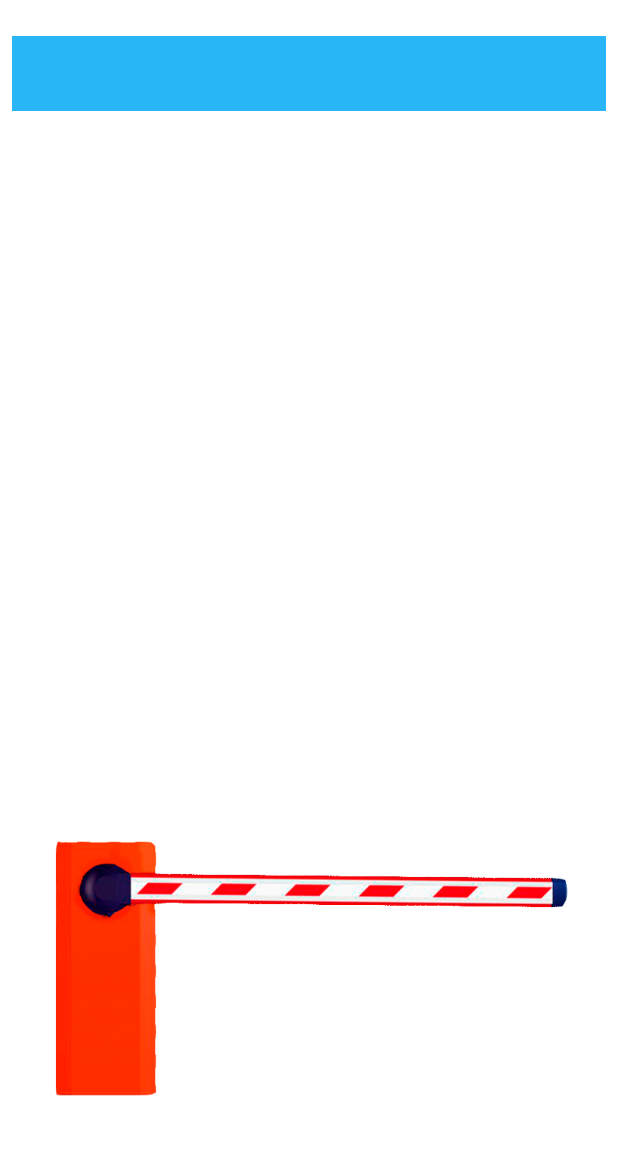
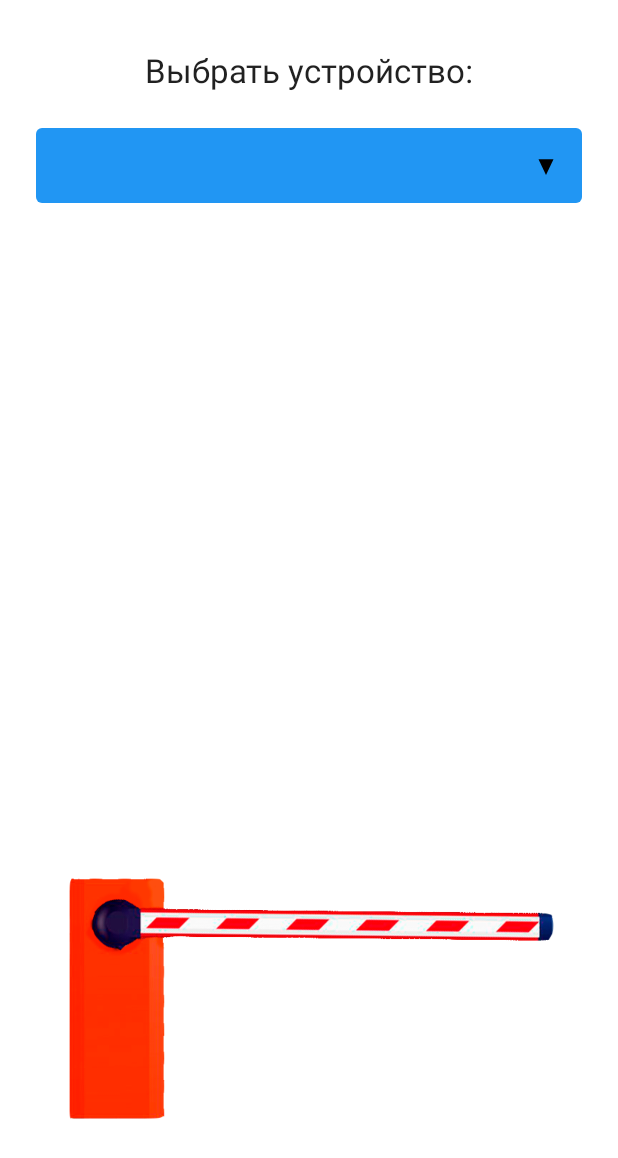
Before and after one commit to rozen4ik/RemoteControle, an Android app: the layout activity_main.xml on its own in the app's theme, with its tools: preview values and no code run, on a phone screen of 412 x 824 dp. Shown: the top 1158 px of the screen. Run offline under Robolectric (Android 15) with nearby library versions, the phone set to English and light mode, and no system bars.

Commit message:
Добавлен кастомизированный спиннер

```diff
--- a/app/build.gradle
+++ b/app/build.gradle
@@ -33,6 +33,7 @@ android {
 }
 
 dependencies {
+    implementation 'com.intuit.sdp:sdp-android:1.1.0'
     implementation group: 'com.squareup.okhttp3', name: 'okhttp', version: '4.10.0'
     implementation 'androidx.core:core-ktx:1.9.0'
     implementation 'androidx.appcompat:appcompat:1.5.1'
--- /dev/null
+++ b/app/src/main/res/drawable/bg_spinner_device.xml
@@ -0,0 +1,23 @@
+<?xml version="1.0" encoding="utf-8"?>
+<selector xmlns:android="http://schemas.android.com/apk/res/android">
+
+    <item>
+        <layer-list>
+            <item>
+                <shape android:shape="rectangle">
+                    <solid android:color="@color/colorPrimary"/>
+                    <padding android:right="12dp"
+                        android:left="12dp"/>
+                    <corners android:radius="4dp"/>
+                </shape>
+
+            </item>
+
+            <item
+                android:drawable="@drawable/ic_arrow_down"
+                android:gravity="end"/>
+
+        </layer-list>
+
+    </item>
+</selector>
--- /dev/null
+++ b/app/src/main/res/drawable/ic_arrow_down.xml
@@ -0,0 +1,5 @@
+<vector android:height="24dp" android:tint="#000000"
+    android:viewportHeight="24" android:viewportWidth="24"
+    android:width="24dp" xmlns:android="http://schemas.android.com/apk/res/android">
+    <path android:fillColor="@android:color/white" android:pathData="M7,10l5,5 5,-5z"/>
+</vector>
--- a/app/src/main/res/layout/activity_main.xml
+++ b/app/src/main/res/layout/activity_main.xml
@@ -9,7 +9,7 @@
     <ImageView
         android:id="@+id/imageView"
         android:layout_width="411dp"
-        android:layout_height="639dp"
+        android:layout_height="583dp"
         android:layout_marginStart="8dp"
         android:layout_marginTop="8dp"
         android:layout_marginEnd="8dp"
@@ -25,11 +25,26 @@
         android:id="@+id/selectDevice"
         android:layout_width="match_parent"
         android:layout_height="50dp"
-        android:layout_marginStart="8dp"
+        android:layout_marginStart="24dp"
         android:layout_marginTop="24dp"
-        android:layout_marginEnd="8dp"
-        android:background="#29B6F6"
-        android:spinnerMode="dialog"
+        android:layout_marginEnd="24dp"
+        android:background="@drawable/bg_spinner_device"
+        android:dropDownSelector="@color/colorAccent"
+        android:popupBackground="@color/colorPrimary"
+        android:spinnerMode="dropdown"
+        android:dropDownVerticalOffset ="50dp"
+        app:layout_constraintEnd_toEndOf="parent"
+        app:layout_constraintHorizontal_bias="0.0"
+        app:layout_constraintStart_toStartOf="parent"
+        app:layout_constraintTop_toBottomOf="@+id/textView4" />
+
+    <TextView
+        android:id="@+id/textView4"
+        android:layout_width="wrap_content"
+        android:layout_height="wrap_content"
+        android:layout_marginTop="32dp"
+        android:text="Выбрать устройство:"
+        android:textAppearance="@style/TextAppearance.AppCompat.Large"
         app:layout_constraintEnd_toEndOf="parent"
         app:layout_constraintStart_toStartOf="parent"
         app:layout_constraintTop_toTopOf="parent" />
```
Also changed, not shown: app/src/main/java/ru/ertel/remotecontrole/CustomSpinner.java (added, +93 -0 lines), app/src/main/java/ru/ertel/remotecontrole/DeviceAdapter.java (added, +45 -0 lines), app/src/main/java/ru/ertel/remotecontrole/MainActivity.kt (+8 -6 lines), app/src/main/res/drawable/back.xml (added, +9 -0 lines), app/src/main/res/layout/device_item.xml (added, +17 -0 lines).
